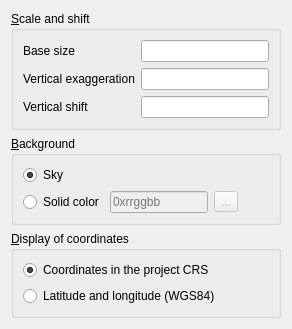
First picture: the form in ui/worldproperties.ui, repository minorua/Qgis2threejs, before the edit.
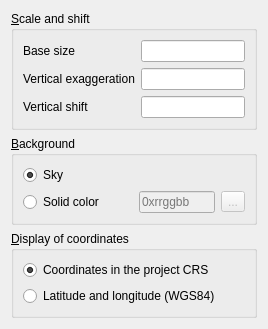
Second picture: the form after the edit.

Commit message: align widgets

What changed in the file:
```diff
--- a/ui/worldproperties.ui
+++ b/ui/worldproperties.ui
@@ -6,7 +6,7 @@
    <rect>
     <x>0</x>
     <y>0</y>
-    <width>292</width>
+    <width>268</width>
     <height>309</height>
    </rect>
   </property>
@@ -96,6 +96,12 @@
        <layout class="QHBoxLayout" name="horizontalLayout_2">
         <item>
          <widget class="QRadioButton" name="radioButton_Color">
+          <property name="minimumSize">
+           <size>
+            <width>110</width>
+            <height>0</height>
+           </size>
+          </property>
           <property name="text">
            <string>Solid color</string>
           </property>
@@ -121,19 +127,6 @@
           </property>
          </widget>
         </item>
-        <item>
-         <spacer name="horizontalSpacer">
-          <property name="orientation">
-           <enum>Qt::Horizontal</enum>
-          </property>
-          <property name="sizeHint" stdset="0">
-           <size>
-            <width>40</width>
-            <height>20</height>
-           </size>
-          </property>
-         </spacer>
-        </item>
        </layout>
       </item>
      </layout>
```
The commit also changes 7 other files.
